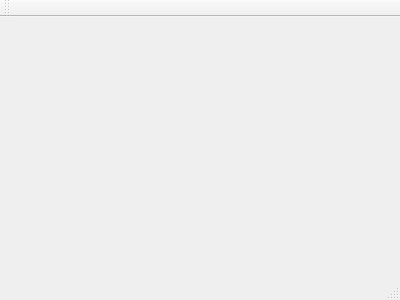
mysterylx/Judge, file source/JudgeClient/forms/Login.ui: the form before one commit.
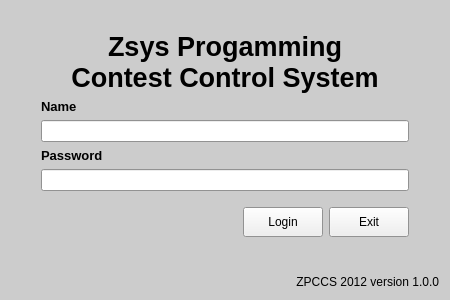
The form after the commit.

Commit message: 完成界面布局。

The edit to the form file:
```diff
--- a/source/JudgeClient/forms/Login.ui
+++ b/source/JudgeClient/forms/Login.ui
@@ -1,24 +1,295 @@
 <ui version="4.0">
  <class>Login</class>
- <widget class="QMainWindow" name="Login" >
-  <property name="geometry" >
+ <widget class="QMainWindow" name="Login">
+  <property name="geometry">
    <rect>
     <x>0</x>
     <y>0</y>
-    <width>400</width>
+    <width>450</width>
     <height>300</height>
    </rect>
   </property>
-  <property name="windowTitle" >
-   <string>Login</string>
+  <property name="minimumSize">
+   <size>
+    <width>450</width>
+    <height>300</height>
+   </size>
   </property>
-  <widget class="QMenuBar" name="menuBar" />
-  <widget class="QToolBar" name="mainToolBar" />
-  <widget class="QWidget" name="centralWidget" />
-  <widget class="QStatusBar" name="statusBar" />
+  <property name="maximumSize">
+   <size>
+    <width>450</width>
+    <height>300</height>
+   </size>
+  </property>
+  <property name="palette">
+   <palette>
+    <active>
+     <colorrole role="Base">
+      <brush brushstyle="SolidPattern">
+       <color alpha="255">
+        <red>255</red>
+        <green>255</green>
+        <blue>255</blue>
+       </color>
+      </brush>
+     </colorrole>
+     <colorrole role="Window">
+      <brush brushstyle="SolidPattern">
+       <color alpha="255">
+        <red>204</red>
+        <green>204</green>
+        <blue>204</blue>
+       </color>
+      </brush>
+     </colorrole>
+    </active>
+    <inactive>
+     <colorrole role="Base">
+      <brush brushstyle="SolidPattern">
+       <color alpha="255">
+        <red>255</red>
+        <green>255</green>
+        <blue>255</blue>
+       </color>
+      </brush>
+     </colorrole>
+     <colorrole role="Window">
+      <brush brushstyle="SolidPattern">
+       <color alpha="255">
+        <red>204</red>
+        <green>204</green>
+        <blue>204</blue>
+       </color>
+      </brush>
+     </colorrole>
+    </inactive>
+    <disabled>
+     <colorrole role="Base">
+      <brush brushstyle="SolidPattern">
+       <color alpha="255">
+        <red>204</red>
+        <green>204</green>
+        <blue>204</blue>
+       </color>
+      </brush>
+     </colorrole>
+     <colorrole role="Window">
+      <brush brushstyle="SolidPattern">
+       <color alpha="255">
+        <red>204</red>
+        <green>204</green>
+        <blue>204</blue>
+       </color>
+      </brush>
+     </colorrole>
+    </disabled>
+   </palette>
+  </property>
+  <property name="windowTitle">
+   <string>Judge Client Login</string>
+  </property>
+  <widget class="QWidget" name="centralWidget">
+   <layout class="QVBoxLayout" name="verticalLayout_2">
+    <property name="sizeConstraint">
+     <enum>QLayout::SetNoConstraint</enum>
+    </property>
+    <item>
+     <layout class="QHBoxLayout" name="horizontalLayout">
+      <item>
+       <spacer name="horizontalSpacer_2">
+        <property name="orientation">
+         <enum>Qt::Horizontal</enum>
+        </property>
+        <property name="sizeType">
+         <enum>QSizePolicy::Fixed</enum>
+        </property>
+        <property name="sizeHint" stdset="0">
+         <size>
+          <width>30</width>
+          <height>20</height>
+         </size>
+        </property>
+       </spacer>
+      </item>
+      <item>
+       <layout class="QVBoxLayout" name="verticalLayout_3">
+        <item>
+         <spacer name="verticalSpacer">
+          <property name="orientation">
+           <enum>Qt::Vertical</enum>
+          </property>
+          <property name="sizeType">
+           <enum>QSizePolicy::Fixed</enum>
+          </property>
+          <property name="sizeHint" stdset="0">
+           <size>
+            <width>20</width>
+            <height>20</height>
+           </size>
+          </property>
+         </spacer>
+        </item>
+        <item>
+         <widget class="QLabel" name="titleLabel">
+          <property name="font">
+           <font>
+            <family>Arial</family>
+            <pointsize>20</pointsize>
+            <weight>75</weight>
+            <bold>true</bold>
+           </font>
+          </property>
+          <property name="text">
+           <string>Zsys Progamming
+Contest Control System</string>
+          </property>
+          <property name="alignment">
+           <set>Qt::AlignCenter</set>
+          </property>
+          <property name="wordWrap">
+           <bool>true</bool>
+          </property>
+         </widget>
+        </item>
+        <item>
+         <widget class="QLabel" name="nameLabel">
+          <property name="font">
+           <font>
+            <family>Arial</family>
+            <pointsize>10</pointsize>
+            <weight>75</weight>
+            <bold>true</bold>
+           </font>
+          </property>
+          <property name="text">
+           <string>Name</string>
+          </property>
+         </widget>
+        </item>
+        <item>
+         <widget class="QLineEdit" name="nameEdit"/>
+        </item>
+        <item>
+         <widget class="QLabel" name="passwordLabel">
+          <property name="font">
+           <font>
+            <family>Arial</family>
+            <pointsize>10</pointsize>
+            <weight>75</weight>
+            <bold>true</bold>
+           </font>
+          </property>
+          <property name="text">
+           <string>Password</string>
+          </property>
+         </widget>
+        </item>
+        <item>
+         <widget class="QLineEdit" name="passwordEdit">
+          <property name="echoMode">
+           <enum>QLineEdit::Password</enum>
+          </property>
+         </widget>
+        </item>
+        <item>
+         <spacer name="verticalSpacer_2">
+          <property name="orientation">
+           <enum>Qt::Vertical</enum>
+          </property>
+          <property name="sizeType">
+           <enum>QSizePolicy::Fixed</enum>
+          </property>
+          <property name="sizeHint" stdset="0">
+           <size>
+            <width>20</width>
+            <height>10</height>
+           </size>
+          </property>
+         </spacer>
+        </item>
+        <item>
+         <layout class="QHBoxLayout" name="horizontalLayout_2">
+          <item>
+           <spacer name="horizontalSpacer_3">
+            <property name="orientation">
+             <enum>Qt::Horizontal</enum>
+            </property>
+            <property name="sizeHint" stdset="0">
+             <size>
+              <width>40</width>
+              <height>20</height>
+             </size>
+            </property>
+           </spacer>
+          </item>
+          <item>
+           <widget class="QPushButton" name="loginButton">
+            <property name="minimumSize">
+             <size>
+              <width>0</width>
+              <height>30</height>
+             </size>
+            </property>
+            <property name="text">
+             <string>Login</string>
+            </property>
+            <property name="iconSize">
+             <size>
+              <width>16</width>
+              <height>16</height>
+             </size>
+            </property>
+           </widget>
+          </item>
+          <item>
+           <widget class="QPushButton" name="exitButton">
+            <property name="minimumSize">
+             <size>
+              <width>0</width>
+              <height>30</height>
+             </size>
+            </property>
+            <property name="text">
+             <string>Exit</string>
+            </property>
+           </widget>
+          </item>
+         </layout>
+        </item>
+       </layout>
+      </item>
+      <item>
+       <spacer name="horizontalSpacer">
+        <property name="orientation">
+         <enum>Qt::Horizontal</enum>
+        </property>
+        <property name="sizeType">
+         <enum>QSizePolicy::Fixed</enum>
+        </property>
+        <property name="sizeHint" stdset="0">
+         <size>
+          <width>30</width>
+          <height>20</height>
+         </size>
+        </property>
+       </spacer>
+      </item>
+     </layout>
+    </item>
+    <item>
+     <widget class="QLabel" name="versionLabel">
+      <property name="text">
+       <string>ZPCCS 2012 version 1.0.0</string>
+      </property>
+      <property name="alignment">
+       <set>Qt::AlignBottom|Qt::AlignRight|Qt::AlignTrailing</set>
+      </property>
+     </widget>
+    </item>
+   </layout>
+  </widget>
  </widget>
- <layoutDefault spacing="6" margin="11" />
- <pixmapfunction></pixmapfunction>
+ <layoutdefault spacing="6" margin="11"/>
  <resources/>
  <connections/>
 </ui>
```
Left out of the diff: 1 changed line with no effect on the pictures. The commit also changes 1 other file.
